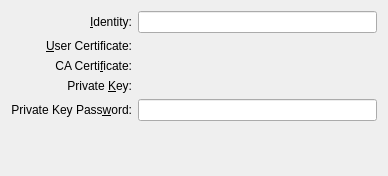
This is libs/ui/security/eapmethodtlsbase.ui in KDE/networkmanagement as Qt 5 draws it before an edit. The edited form follows.
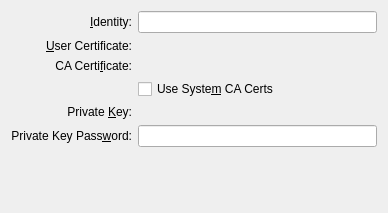
This is the edited form. Custom widgets are drawn as their Qt base class.

Commit message: Set cert and key paths instead of bytes in the UI. Complete TLS support including TLS as inner auth method.

The edit to the form file:
```diff
--- a/libs/ui/security/eapmethodtlsbase.ui
+++ b/libs/ui/security/eapmethodtlsbase.ui
@@ -7,7 +7,7 @@
     <x>0</x>
     <y>0</y>
     <width>388</width>
-    <height>176</height>
+    <height>213</height>
    </rect>
   </property>
   <layout class="QVBoxLayout" name="verticalLayout">
@@ -61,7 +61,7 @@
      <item row="2" column="1">
       <widget class="KUrlRequester" name="kurCaCert"/>
      </item>
-     <item row="3" column="0">
+     <item row="4" column="0">
       <widget class="QLabel" name="label_4">
        <property name="text">
         <string>Private &amp;Key:</string>
@@ -74,10 +74,10 @@
        </property>
       </widget>
      </item>
-     <item row="3" column="1">
+     <item row="4" column="1">
       <widget class="KUrlRequester" name="kurPrivateKey"/>
      </item>
-     <item row="4" column="0">
+     <item row="5" column="0">
       <widget class="QLabel" name="label_5">
        <property name="text">
         <string>Private Key Pass&amp;word:</string>
@@ -90,9 +90,16 @@
        </property>
       </widget>
      </item>
-     <item row="4" column="1">
+     <item row="5" column="1">
       <widget class="KLineEdit" name="lePrivateKeyPassword"/>
      </item>
+     <item row="3" column="1">
+      <widget class="QCheckBox" name="chkUseSystemCaCerts">
+       <property name="text">
+        <string>Use Syste&amp;m CA Certs</string>
+       </property>
+      </widget>
+     </item>
     </layout>
    </item>
    <item>
```
Left out of the diff: 19 changed lines with no effect on the pictures. The commit also changes 10 other files.
